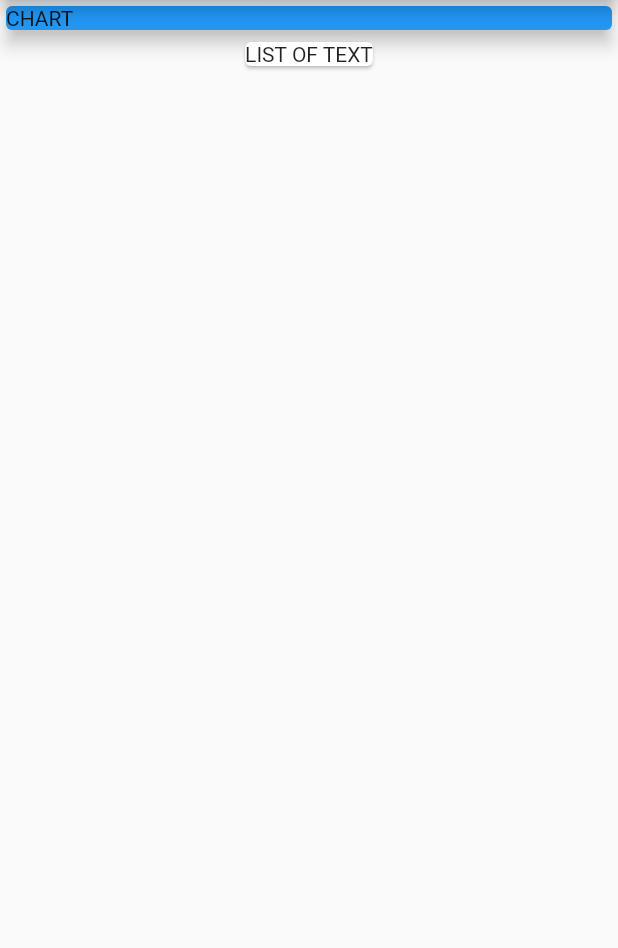
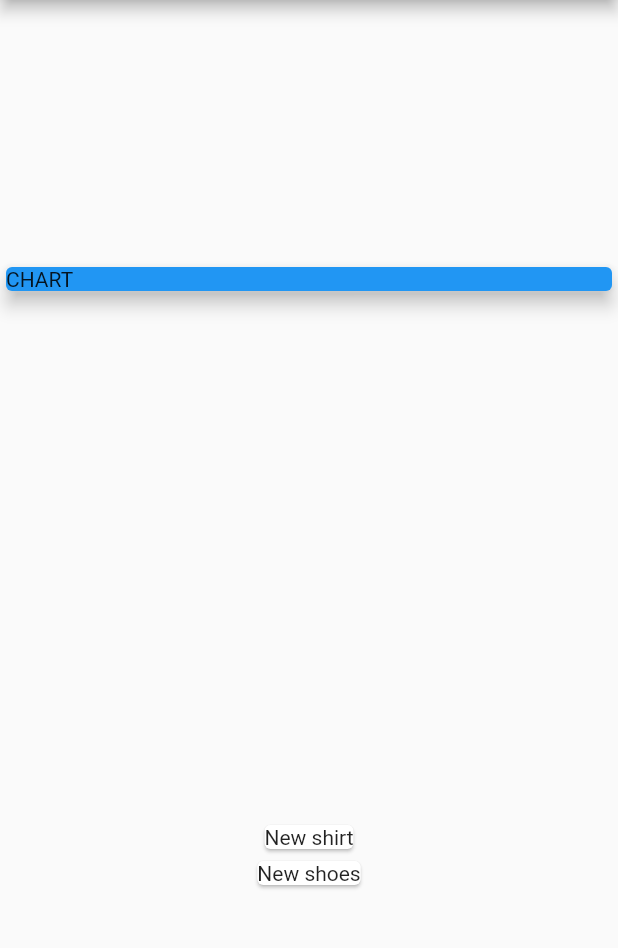
Before and after one commit to Dagi5/Xpenses, a Flutter app: the screen it shows after launch, on a phone screen of 412 x 824 dp, the part 84-1032 px from its top. Run offline on Flutter 3.47's test engine with Material 2 defaults, Android fonts, the phone set to English and light mode, and no system bars.

Commit message:
create Expenses class
-created the expenses class to hold data
-altered the list of text card
-created a demo list of transactions
-changed the alignment of the column widgets

```diff
--- /dev/null
+++ b/lib/expenses.dart
@@ -0,0 +1,14 @@
+// this is the class for the expenses to be accepted and stored by the app
+
+class Expenses {
+  final String id;
+  final String title;
+  final double amount;
+  final DateTime date;
+
+  Expenses(
+      {required this.id,
+      required this.title,
+      required this.amount,
+      required this.date});
+}
--- a/lib/main.dart
+++ b/lib/main.dart
@@ -1,6 +1,7 @@
 // ignore_for_file: prefer_const_constructors
 
 import 'package:flutter/material.dart';
+import './expenses.dart';
 
 void main() => runApp(MyApp());
 
@@ -15,6 +16,22 @@ class MyApp extends StatelessWidget {
 }
 
 class MyHomePage extends StatelessWidget {
+  //TODO: let the user add expenses dynamicaly through the app
+  final List<Expenses> expenses = [
+    Expenses(
+      id: "t1",
+      title: "New shirt",
+      amount: 300,
+      date: DateTime.now(),
+    ),
+    Expenses(
+      id: "t2",
+      title: "New shoes",
+      amount: 850,
+      date: DateTime.now(),
+    )
+  ];
+
   @override
   Widget build(BuildContext context) {
     return Scaffold(
@@ -22,6 +39,9 @@ class MyHomePage extends StatelessWidget {
         title: const Text("Xpenses"),
       ),
       body: Column(
+          mainAxisAlignment: MainAxisAlignment.spaceAround,
+          crossAxisAlignment: CrossAxisAlignment.stretch,
+
           // ignore: prefer_const_literals_to_create_immutables
           children: <Widget>[
             Container(
@@ -33,9 +53,14 @@ class MyHomePage extends StatelessWidget {
                 color: Colors.blue,
               ),
             ),
-            Card(
-              child: Text(
-                  "LIST OF TEXT"), //TODO: add the list of texts in this widget
+            Column(
+              children: expenses.map((ex) {
+                return (Card(
+                  child: Text(ex
+                      .title), //TODO: show all information of the expenses not just title
+                  //      build the widget with more contents
+                ));
+              }).toList(),
             ),
           ]),
     );
```
